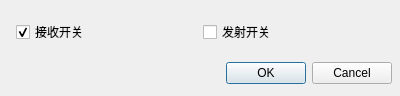
This is paramWidget/tranrecvui.ui in DanielWuxiaoxiao/DispCtrl as Qt 5 draws it before an edit. The edited form follows.
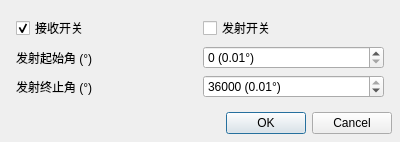
This is the edited form.

What changed in the file:
```diff
--- a/paramWidget/tranrecvui.ui
+++ b/paramWidget/tranrecvui.ui
@@ -63,6 +63,49 @@
               </property>
             </widget>
           </item>
+          <item row="1" column="0">
+            <widget class="QLabel" name="labelStart">
+              <property name="text">
+                <string>发射起始角 (°)</string>
+              </property>
+            </widget>
+          </item>
+          <item row="1" column="1">
+            <widget class="QSpinBox" name="spinStart">
+              <property name="suffix">
+                <string> (0.01°)</string>
+              </property>
+              <property name="maximum">
+                <number>36000</number>
+              </property>
+              <property name="singleStep">
+                <number>100</number>
+              </property>
+            </widget>
+          </item>
+          <item row="2" column="0">
+            <widget class="QLabel" name="labelEnd">
+              <property name="text">
+                <string>发射终止角 (°)</string>
+              </property>
+            </widget>
+          </item>
+          <item row="2" column="1">
+            <widget class="QSpinBox" name="spinEnd">
+              <property name="suffix">
+                <string> (0.01°)</string>
+              </property>
+              <property name="maximum">
+                <number>36000</number>
+              </property>
+              <property name="value">
+                <number>36000</number>
+              </property>
+              <property name="singleStep">
+                <number>100</number>
+              </property>
+            </widget>
+          </item>
         </layout>
       </item>
       <item>
```
